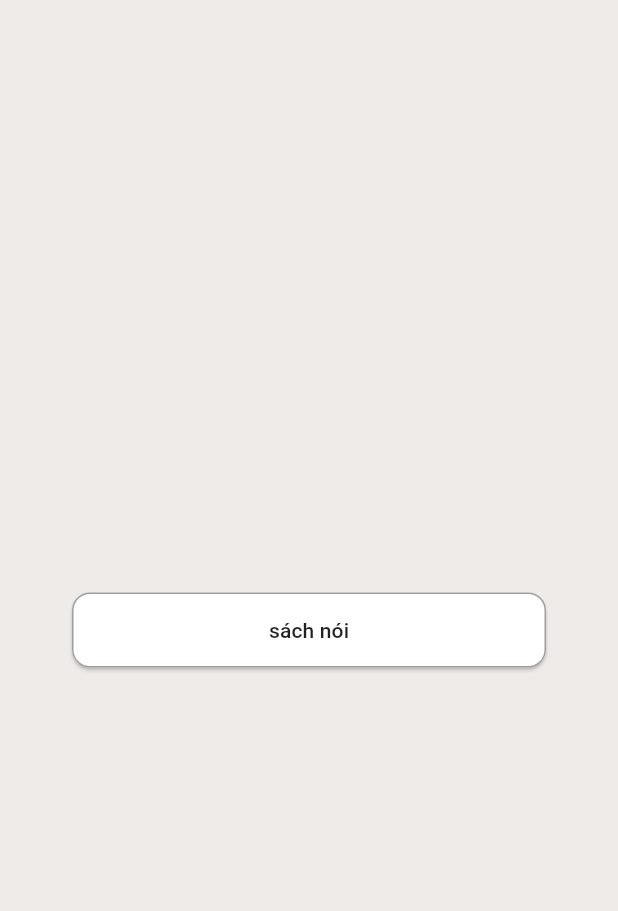
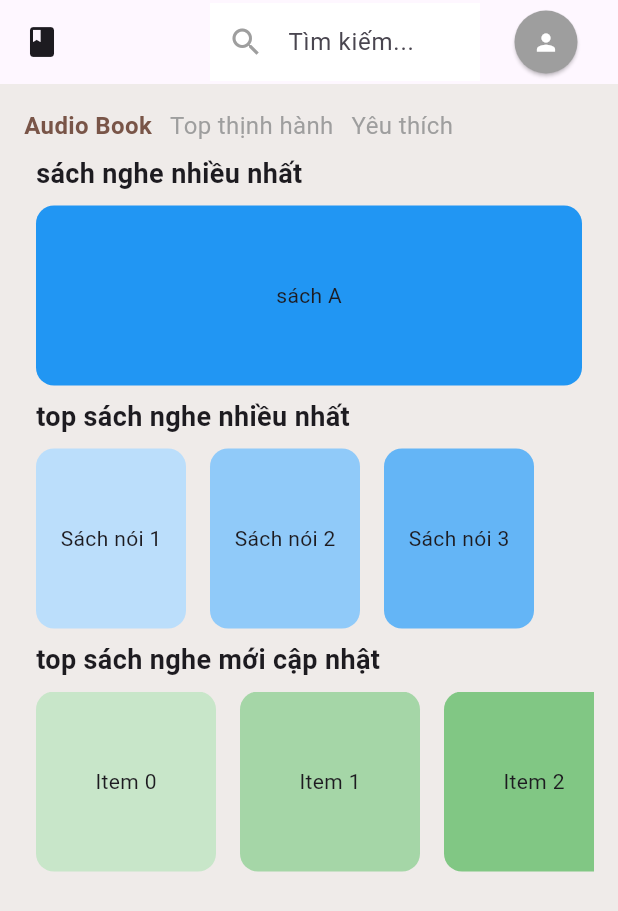
Before and after one commit to lvtue-petsure/AppReadBook, a Flutter app: the HomePage screen opened directly, on a phone screen of 412 x 824 dp. Shown: the top 911 px of the screen. Run offline on Flutter 3.47's test engine with Material 3 defaults, Android fonts, the phone set to English and light mode, and no system bars; our stand-ins replace google_sign_in.

Commit message:
Update home_page.dart

```diff
--- a/lib/features/homepage/home_page.dart
+++ b/lib/features/homepage/home_page.dart
@@ -8,41 +8,168 @@ class HomePage extends StatefulWidget {
 }
 
 class _HomePageState extends State<HomePage> {
-
-
+    int _selectedIndex = 0;
+      // Dữ liệu demo
+  final List<String> sachNoi = ["Sách nói 1", "Sách nói 2", "Sách nói 3"];
+  final List<String> sachDoc = ["Sách đọc A", "Sách đọc B", "Sách đọc C"];
+  final List<String> yeuThich = ["Yêu thích X", "Yêu thích Y"];
 
      @override
   Widget build(BuildContext context) {
+
     return Scaffold(
       backgroundColor: Colors.brown[50],
-        body: Center(
-          child: Padding(
-            padding: const EdgeInsets.all(24.0),
-              child: Padding(
-                padding: const EdgeInsets.all(24.0),
-                  child: Column(
-                    mainAxisSize: MainAxisSize.min,
+      appBar: AppBar(
+        automaticallyImplyLeading: false,
+        title: Row(
           children: [
-                    const SizedBox(height: 16),
-                    ElevatedButton(
-                      onPressed: () {
-                      },
-                      child: const Text("sách nói"),
-                      style: ElevatedButton.styleFrom(
-                        minimumSize: const Size(double.infinity, 50),
-                        backgroundColor: Colors.white,
-                        foregroundColor: Colors.black87,
-                        shape: RoundedRectangleBorder(
-                          borderRadius: BorderRadius.circular(12),
-                          side: const BorderSide(color: Colors.grey),
+            Icon(Icons.book),
+             SizedBox(width: 100),
+            Expanded(
+              child: Container(
+                decoration: BoxDecoration(
+                  color: Colors.white,
+                ),
+                child: TextField(
+                  decoration: InputDecoration(
+                    hintText: "Tìm kiếm...",
+                    prefixIcon: Icon(Icons.search, color: Colors.grey),
+                    border: InputBorder.none,
+                    contentPadding: EdgeInsets.symmetric(vertical: 14),
                   ),
                 ),
+              ),
+            ),
+            SizedBox(width: 12), // khoảng cách giữa search và logout
+
+            // Icon logout nằm ngoài
+            ElevatedButton(
+              style: ElevatedButton.styleFrom(
+                shape: CircleBorder(),
+                padding: EdgeInsets.all(12),
+                backgroundColor: Colors.grey,
+              ),
+              onPressed: () {
+                print("Đăng xuất");
+              },
+              child: Icon(Icons.person, color: Colors.white),
             ),
           ],
         ),
       ),
+      body: Padding(
+        padding: const EdgeInsets.all(16.0),
+        child: Column(
+          children: [
+            Row(
+              children: [
+                _buildtabButton("Audio Book", 0),
+                SizedBox(width: 12),
+                _buildtabButton("Top thịnh hành", 1),
+                SizedBox(width: 12),
+                _buildtabButton("Yêu thích", 2),
+              ],
+              ),
+            Expanded(
+              child: _buildListContent(),
+            ),
+          ],
         ),
       ),
     );
   }
+
+Widget _buildtabButton(String text, int index){
+    return GestureDetector(
+      onTap: () => setState(() => _selectedIndex = index),
+      child: Text(
+        text,
+        style: TextStyle(
+          fontSize: 16,
+          fontWeight: _selectedIndex == index ? FontWeight.bold : FontWeight.normal,
+          color: _selectedIndex == index ? Colors.brown : Colors.grey,
+        ),
+      ),
+    );
 }
+Widget _buildListContent(){
+  List<String> items;
+  if (_selectedIndex==0){
+      items = sachNoi;
+    }else if(_selectedIndex==1){
+      items = sachDoc;
+    }else{
+      items = yeuThich;
+    }
+
+  return ListView(
+      children: [
+        Padding(
+            padding: const EdgeInsets.all(8.0),
+            child: Text("sách nghe nhiều nhất", style: TextStyle(fontSize: 18, fontWeight: FontWeight.bold)),
+          ),
+         SizedBox(
+           height: 120,
+           child: Container(
+             width: 100,
+              margin: EdgeInsets.symmetric(horizontal: 8),
+              decoration: BoxDecoration(
+                    color: Colors.blue,
+                    borderRadius: BorderRadius.circular(12),
+              ),
+              child: Center(child: Text("sách A")),
+           ),
+         ),
+          // List ngang 1
+          Padding(
+            padding: const EdgeInsets.all(8.0),
+            child: Text("top sách nghe nhiều nhất", style: TextStyle(fontSize: 18, fontWeight: FontWeight.bold)),
+          ),
+          SizedBox(
+            height: 120, // cần fix chiều cao cho list ngang
+            child: ListView.builder(
+              scrollDirection: Axis.horizontal,
+              itemCount: items.length,
+              itemBuilder: (context, index) {
+                return Container(
+                  width: 100,
+                  margin: EdgeInsets.symmetric(horizontal: 8),
+                  decoration: BoxDecoration(
+                    color: Colors.blue[100 * ((index % 8) + 1)],
+                    borderRadius: BorderRadius.circular(12),
+                  ),
+                  child: Center(child: Text(items[index])),
+                );
+              },
+            ),
+          ),
+
+          // List ngang 2
+          Padding(
+            padding: const EdgeInsets.all(8.0),
+            child: Text("top sách nghe mới cập nhật", style: TextStyle(fontSize: 18, fontWeight: FontWeight.bold)),
+          ),
+          SizedBox(
+            height: 120,
+            child: ListView.builder(
+              scrollDirection: Axis.horizontal,
+              itemCount: 8,
+              itemBuilder: (context, index) {
+                return Container(
+                  width: 120,
+                  margin: EdgeInsets.symmetric(horizontal: 8),
+                  decoration: BoxDecoration(
+                    color: Colors.green[100 * ((index % 8) + 1)],
+                    borderRadius: BorderRadius.circular(12),
+                  ),
+                  child: Center(child: Text("Item $index")),
+                );
+              },
+            ),
+          )
+      ]
+  );
+}
+
+
+}
```
Lines whose indentation alone changed are shown as unchanged.
